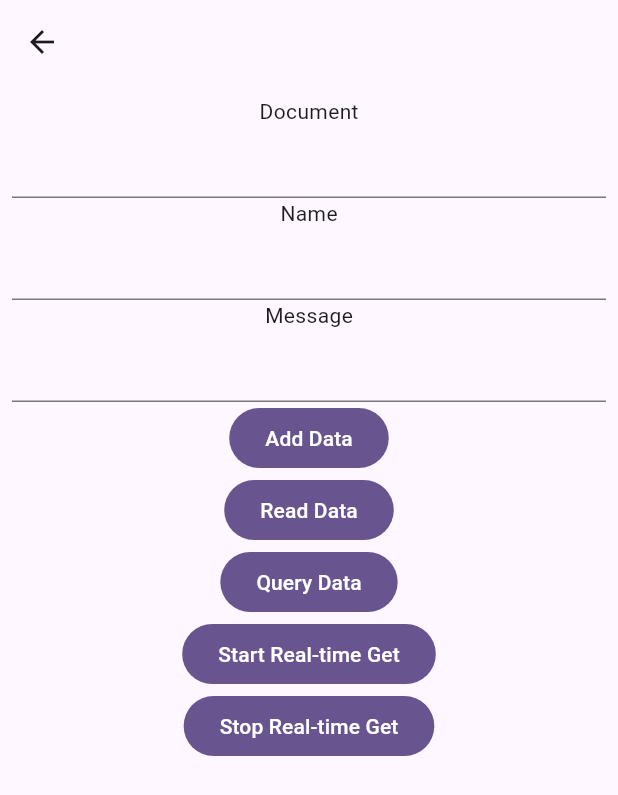
After one commit to Singtodev/flutter_utility2, a Flutter app: the screen it shows after launch, after a tap on "Firebase", on a phone screen of 412 x 824 dp. The commit adds this screen. Shown: the top 795 px of the screen. Run offline on Flutter 3.47's test engine with Material 3 defaults, Android fonts, the phone set to English and light mode, and no system bars; our stand-ins replace cloud_firestore, firebase_core, flutter_map, geolocator, get, image_picker and 1 more; missing offline and left inert: android_path_provider; accounts and stored records are empty.

Commit message:
all solution

```diff
--- a/lib/main.dart
+++ b/lib/main.dart
@@ -1,8 +1,17 @@
+import 'package:cloud_firestore/cloud_firestore.dart';
+import 'package:firebase_core/firebase_core.dart';
 import 'package:flutter/material.dart';
+import 'package:flutter_utility2/firebase_options.dart';
 import 'package:flutter_utility2/pages/home.dart';
 import 'package:get/get_navigation/src/root/get_material_app.dart';
 
-void main() {
+void main() async {
+  WidgetsFlutterBinding.ensureInitialized();
+  await Firebase.initializeApp(options: DefaultFirebaseOptions.currentPlatform);
+  // Connnect to FireStore
+  FirebaseFirestore.instance.settings = const Settings(
+    persistenceEnabled: true,
+  );
   runApp(const MyApp());
 }
 
--- /dev/null
+++ b/lib/pages/firebase.dart
@@ -0,0 +1,121 @@
+import 'dart:async';
+
+import 'package:cloud_firestore/cloud_firestore.dart';
+import 'package:flutter/material.dart';
+import 'package:get/get_core/src/get_main.dart';
+import 'package:get/get_navigation/get_navigation.dart';
+
+class FirebasePage extends StatefulWidget {
+  const FirebasePage({super.key});
+
+  @override
+  State<FirebasePage> createState() => _FirebasePageState();
+}
+
+class _FirebasePageState extends State<FirebasePage> {
+  final TextEditingController docCtl = TextEditingController();
+  final TextEditingController nameCtl = TextEditingController();
+  final TextEditingController messageCtl = TextEditingController();
+  final db = FirebaseFirestore.instance;
+  late StreamSubscription listener;
+
+  void readData() async {
+    var result = await db.collection('inbox').doc(docCtl.text).get();
+    var data = result.data();
+    debugPrint(data!['message']);
+    debugPrint(
+        (data['createAt'] as Timestamp).millisecondsSinceEpoch.toString());
+  }
+
+  void queryData() async {
+    var inboxRef = db.collection("inbox");
+    var query = inboxRef.where("name", isEqualTo: nameCtl.text);
+    var result = await query.get();
+    if (result.docs.isNotEmpty) {
+      for (var result in result.docs) {
+        debugPrint(result.data()['message']);
+      }
+    }
+  }
+
+  void startRealtimeGet() {
+    final docRef = db.collection("inbox").doc(docCtl.text);
+    listener = docRef.snapshots().listen(
+      (event) {
+        var data = event.data();
+        Get.snackbar(data!['name'].toString(), data['message'].toString());
+        debugPrint("current data: ${event.data()}");
+      },
+      onError: (error) => debugPrint("Listen failed: $error"),
+    );
+  }
+
+  void stopRealTime() {
+    try {
+      listener.cancel().then(
+        (value) {
+          debugPrint('Listener is stopped');
+        },
+      );
+    } catch (e) {
+      debugPrint('Listener is not running...');
+    }
+  }
+
+  @override
+  void dispose() {
+    super.dispose();
+  }
+
+  @override
+  Widget build(BuildContext context) {
+    return PopScope(
+      onPopInvoked: (didPop){
+        stopRealTime();
+      },
+      child: Scaffold(
+        appBar: AppBar(),
+        body: SingleChildScrollView(
+          child: Padding(
+            padding: const EdgeInsets.all(8.0),
+            child: Column(
+              children: [
+                const Text('Document'),
+                TextField(
+                  controller: docCtl,
+                ),
+                const Text('Name'),
+                TextField(
+                  controller: nameCtl,
+                ),
+                const Text('Message'),
+                TextField(
+                  controller: messageCtl,
+                ),
+                FilledButton(
+                    onPressed: () {
+                      var data = {
+                        'name': nameCtl.text,
+                        'message': messageCtl.text,
+                        'createAt': DateTime.timestamp()
+                      };
+                      db.collection('inbox').doc(docCtl.text).set(data);
+                    },
+                    child: const Text('Add Data')),
+                FilledButton(onPressed: readData, child: const Text('Read Data')),
+                FilledButton(
+                    onPressed: queryData, child: const Text('Query Data')),
+                FilledButton(
+                    onPressed: startRealtimeGet,
+                    child: const Text('Start Real-time Get')),
+                FilledButton(
+                    onPressed: stopRealTime,
+                    child: const Text('Stop Real-time Get'))
+              ],
+            ),
+          ),
+        ),
+      ),
+    );
+  }
+}
--- a/lib/pages/home.dart
+++ b/lib/pages/home.dart
@@ -4,6 +4,10 @@ import 'dart:io';
 
 import 'package:android_path_provider/android_path_provider.dart';
 import 'package:flutter/material.dart';
+import 'package:flutter_utility2/pages/firebase.dart';
+import 'package:flutter_utility2/pages/gps.dart';
+import 'package:get/get_core/src/get_main.dart';
+import 'package:get/get_navigation/get_navigation.dart';
 import 'package:image_picker/image_picker.dart';
 // import 'package:path_provider/path_provider.dart';
 
@@ -69,14 +73,28 @@ class _HomePageState extends State<HomePage> {
                   takeAPhoto();
                 },
                 child: const Text("Camera")),
-            _image != null
-                ? Image.file(File(_image!.path))
-                : const Text("กรุณาเลือกรูป"),
+            SizedBox(
+              width: 200,
+              height: 200,
+              child: _image != null
+                  ? Image.file(File(_image!.path))
+                  : const Center(child: Text("กรุณาเลือกรูป")),
+            ),
             FilledButton(
                 onPressed: () {
                   saveImage();
                 },
                 child: const Text("Save")),
+            FilledButton(
+                onPressed: () {
+                  Get.to(() => const GPSandMapPage());
+                },
+                child: const Text("GPS")),
+            FilledButton(
+                onPressed: () {
+                  Get.to(() => const FirebasePage());
+                },
+                child: const Text("Firebase")),
           ],
         ),
       ),
--- a/pubspec.yaml
+++ b/pubspec.yaml
@@ -39,6 +39,12 @@ dependencies:
   image_picker: ^1.1.2
   path_provider: ^2.1.4
   android_path_provider: ^0.3.0
+  geolocator: ^12.0.0
+  geolocator_android: 4.5.5
+  flutter_map: ^7.0.0
+  latlong2: ^0.9.1
+  firebase_core: ^2.24.2
+  cloud_firestore: ^4.14.0
 
 dev_dependencies:
   flutter_test:
```
Also changed, not shown: lib/pages/gps.dart (added, +102 -0 lines), firebase.json (added), lib/firebase_options.dart (added), pubspec.lock, 11 other files.
